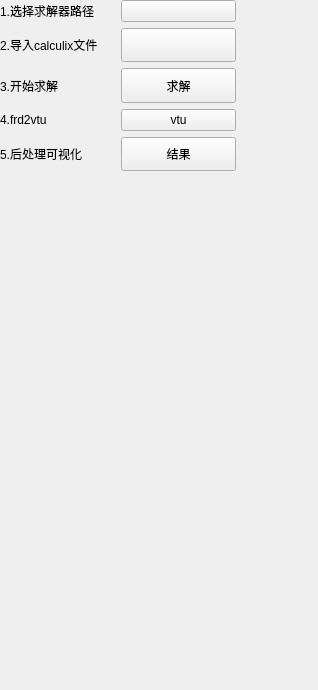
First picture: the form in starter/FENGSim/FEM/CalculixDockWidget.ui, repository ArvinShaffer/FENGSim, before the edit.
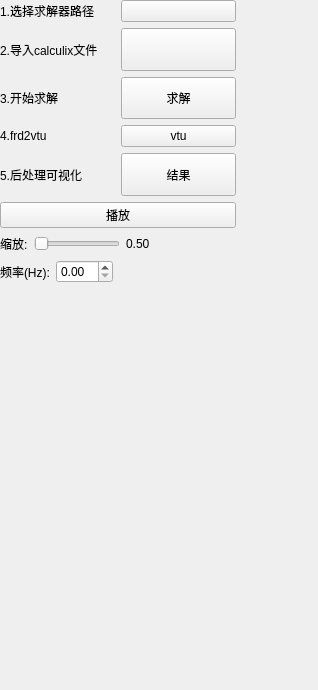
Second picture: the form after the edit. Icons and pictures are not drawn.

What changed in the file:
```diff
--- a/starter/FENGSim/FEM/CalculixDockWidget.ui
+++ b/starter/FENGSim/FEM/CalculixDockWidget.ui
@@ -25,10 +25,10 @@
      <x>0</x>
      <y>0</y>
      <width>236</width>
-     <height>171</height>
+     <height>283</height>
     </rect>
    </property>
-   <layout class="QVBoxLayout" name="verticalLayout" stretch="0,0,0,0,0">
+   <layout class="QVBoxLayout" name="verticalLayout" stretch="0,0,0,0,0,0,0,0">
     <property name="sizeConstraint">
      <enum>QLayout::SetNoConstraint</enum>
     </property>
@@ -181,6 +181,91 @@
       </item>
      </layout>
     </item>
+    <item>
+     <widget class="QPushButton" name="playVtu">
+      <property name="text">
+       <string>播放</string>
+      </property>
+     </widget>
+    </item>
+    <item>
+     <layout class="QHBoxLayout" name="horizontalLayout_6">
+      <item>
+       <widget class="QLabel" name="label_6">
+        <property name="text">
+         <string>缩放:</string>
+        </property>
+       </widget>
+      </item>
+      <item>
+       <widget class="QSlider" name="horizontalSlider">
+        <property name="maximum">
+         <number>200</number>
+        </property>
+        <property name="orientation">
+         <enum>Qt::Horizontal</enum>
+        </property>
+       </widget>
+      </item>
+      <item>
+       <widget class="QLabel" name="label_7">
+        <property name="text">
+         <string>0.50</string>
+        </property>
+       </widget>
+      </item>
+      <item>
+       <spacer name="horizontalSpacer_2">
+        <property name="orientation">
+         <enum>Qt::Horizontal</enum>
+        </property>
+        <property name="sizeHint" stdset="0">
+         <size>
+          <width>40</width>
+          <height>20</height>
+         </size>
+        </property>
+       </spacer>
+      </item>
+     </layout>
+    </item>
+    <item>
+     <layout class="QHBoxLayout" name="horizontalLayout_7">
+      <item>
+       <widget class="QLabel" name="label_8">
+        <property name="sizePolicy">
+         <sizepolicy hsizetype="Preferred" vsizetype="Preferred">
+          <horstretch>0</horstretch>
+          <verstretch>0</verstretch>
+         </sizepolicy>
+        </property>
+        <property name="text">
+         <string>频率(Hz):</string>
+        </property>
+       </widget>
+      </item>
+      <item>
+       <widget class="QDoubleSpinBox" name="doubleSpinBox">
+        <property name="maximum">
+         <double>50.000000000000000</double>
+        </property>
+       </widget>
+      </item>
+      <item>
+       <spacer name="horizontalSpacer">
+        <property name="orientation">
+         <enum>Qt::Horizontal</enum>
+        </property>
+        <property name="sizeHint" stdset="0">
+         <size>
+          <width>40</width>
+          <height>20</height>
+         </size>
+        </property>
+       </spacer>
+      </item>
+     </layout>
+    </item>
    </layout>
   </widget>
  </widget>
```
